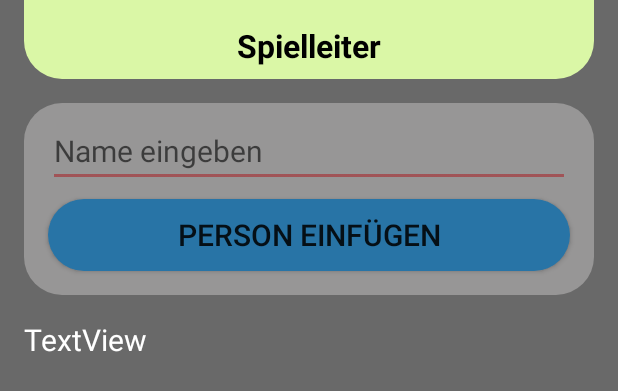
After one commit to tobiasjungmann/Werwolf, an Android app: the layout fragment_add_players.xml on its own in the app's theme, with its tools: preview values and no code run, on a phone screen of 412 x 824 dp. The commit adds this screen. Shown: the top 391 px of the screen. Run offline under Robolectric (Android 15) with nearby library versions, the phone set to English and light mode, and no system bars.

Commit message:
moved add players to fragment

```diff
--- /dev/null
+++ b/app/src/main/res/layout/fragment_add_players.xml
@@ -0,0 +1,99 @@
+<?xml version="1.0" encoding="utf-8"?>
+<RelativeLayout
+    xmlns:android="http://schemas.android.com/apk/res/android"
+    xmlns:app="http://schemas.android.com/apk/res-auto"
+    xmlns:tools="http://schemas.android.com/tools"
+    android:layout_width="match_parent"
+    android:layout_height="match_parent"
+    android:background="@color/grey">
+
+    <LinearLayout
+        android:id="@+id/layoutModusPerson"
+        android:layout_width="match_parent"
+        android:layout_height="wrap_content"
+        android:layout_marginLeft="16dp"
+        android:layout_marginRight="16dp"
+        android:layout_marginBottom="16dp"
+        android:background="@drawable/leiste_hellgruen"
+        android:orientation="vertical">
+
+        <TextView
+            android:id="@+id/textModusPerson"
+            android:layout_width="match_parent"
+            android:layout_height="wrap_content"
+            android:layout_marginTop="16dp"
+            android:layout_marginBottom="8dp"
+            android:gravity="center"
+            android:text="@string/spielleiter"
+            android:textColor="@color/schwarz"
+            android:textSize="21sp"
+            android:textStyle="bold" />
+    </LinearLayout>
+
+
+
+    <LinearLayout
+        android:id="@+id/llo"
+        android:layout_below="@id/layoutModusPerson"
+        android:layout_marginBottom="16dp"
+        android:layout_width="match_parent"
+        android:layout_height="wrap_content"
+        android:orientation="vertical"
+        android:layout_marginRight="16dp"
+        android:layout_marginLeft="16dp"
+        android:background="@drawable/knopf_grau">
+
+        <EditText
+            android:id="@+id/nameText"
+            android:layout_width="match_parent"
+            android:layout_height="wrap_content"
+            android:textSize="20sp"
+            android:hint="@string/name_eingeben"
+            android:layout_marginRight="16dp"
+            android:layout_marginLeft="16dp"
+            android:layout_marginTop="8dp"
+            android:layout_marginBottom="8dp"
+            android:inputType="textVisiblePassword"
+            android:importantForAutofill="no" />
+
+        <Button
+            android:id="@+id/weiter"
+            android:layout_width="match_parent"
+            android:layout_height="wrap_content"
+            android:textSize="20sp"
+            android:text="@string/person_einf_gen"
+            android:background="@drawable/buttonblue"
+            android:layout_marginRight="16dp"
+            android:layout_marginLeft="16dp"
+            android:layout_marginBottom="16dp"/>
+
+    </LinearLayout>
+
+
+    <TextView
+        android:layout_below="@id/llo"
+        android:id="@+id/anzahlPersoenenText"
+        android:layout_width="wrap_content"
+        android:layout_height="wrap_content"
+        android:text="TextView"
+        android:textColor="@color/weiss"
+        android:textSize="20dp"
+        android:layout_marginLeft="16dp"
+        android:layout_marginRight="16dp"
+        android:layout_marginBottom="8dp"/>
+
+    <RelativeLayout
+        android:layout_width="wrap_content"
+        android:layout_height="match_parent"
+        android:layout_below="@+id/anzahlPersoenenText"
+        android:layout_marginLeft="8dp"
+        android:layout_marginRight="8dp">
+
+        <ListView
+            android:id="@+id/listePers"
+            android:layout_width="wrap_content"
+            android:layout_height="match_parent"
+            android:layout_weight="1" />
+    </RelativeLayout>
+
+</RelativeLayout>
```
Also changed, not shown: app/src/main/java/com/example/tobias/werwolf_v1/AddPlayersFragment.kt (added, +236 -0 lines), app/src/main/java/com/example/tobias/werwolf_v1/CharacterSelectionFragment.kt (+18 -11 lines).
